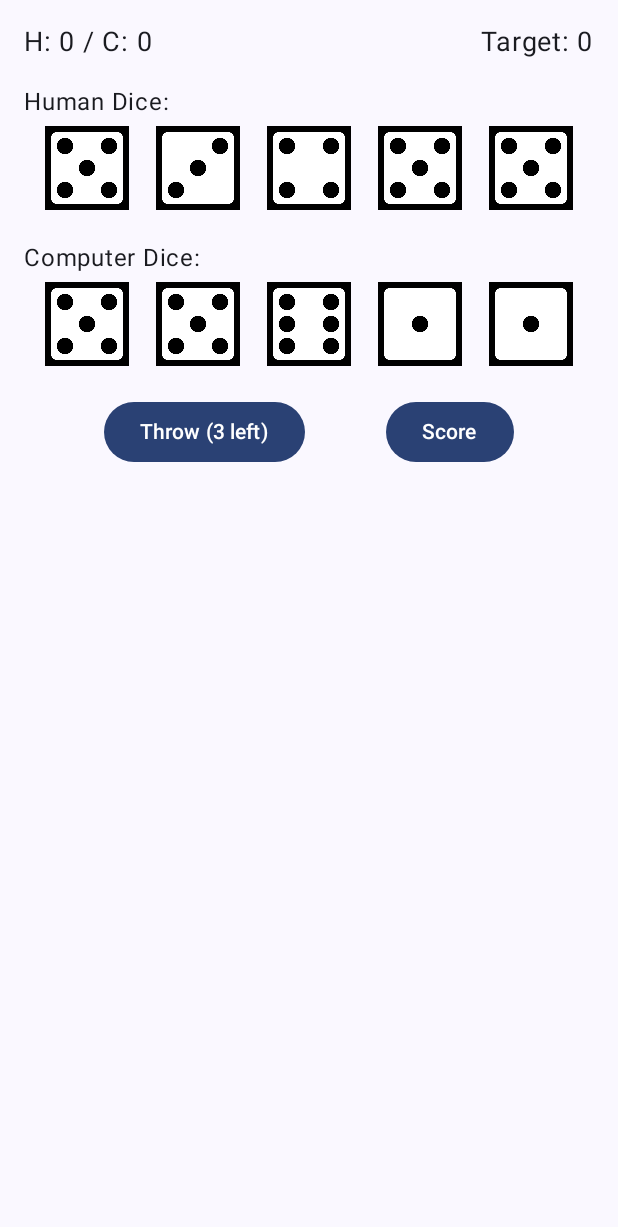
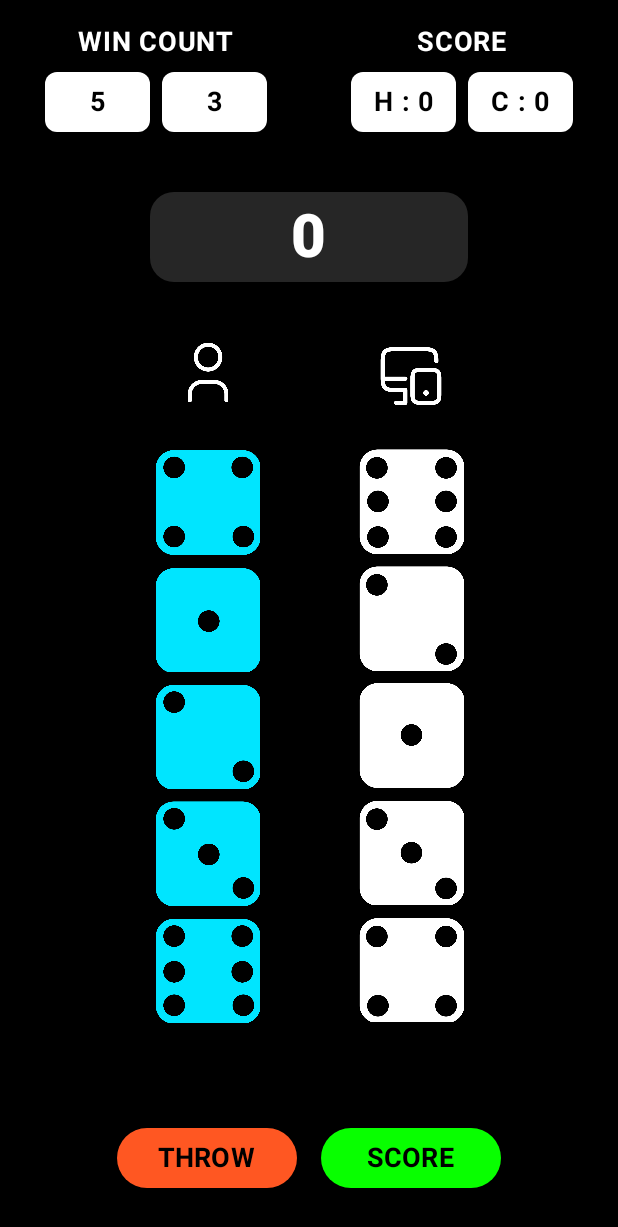
Before and after one commit to CodeWhi5per/Dice-Game-Using-Kotlin, an Android app built with Jetpack Compose: the composable GameScreen called with empty values, on a phone screen of 412 x 824 dp. Shown: the top 1227 px of the screen. Run offline under Robolectric (Android 15) with nearby library versions, the phone set to English and light mode, and no system bars.

Commit message:
upgraded the UI.

```diff
--- a/app/src/main/java/com/example/dice_game_assignment/MainActivity.kt
+++ b/app/src/main/java/com/example/dice_game_assignment/MainActivity.kt
@@ -5,9 +5,9 @@ import androidx.activity.ComponentActivity
 import androidx.activity.compose.setContent
 import androidx.compose.foundation.Image
 import androidx.compose.foundation.background
-import androidx.compose.foundation.clickable
 import androidx.compose.foundation.layout.*
 import androidx.compose.foundation.text.KeyboardOptions
+import androidx.compose.foundation.shape.RoundedCornerShape
 import androidx.compose.material3.*
 import androidx.compose.runtime.*
 import androidx.compose.ui.Alignment
@@ -20,7 +20,6 @@ import androidx.compose.ui.text.style.TextAlign
 import androidx.compose.ui.unit.dp
 import androidx.compose.ui.unit.sp
 import androidx.compose.ui.window.Dialog
-import kotlin.random.Random
 
 class MainActivity : ComponentActivity() {
     override fun onCreate(savedInstanceState: Bundle?) {
@@ -38,9 +37,8 @@ fun DiceGameApp() {
     var showTargetSetScreen by remember { mutableStateOf(false) }
     var targetScore by remember { mutableStateOf(101) }
 
-    if (showGameScreen) {
-        GameScreen(onBack = { showGameScreen = false }, targetScore = targetScore)
-    } else if (showTargetSetScreen) {
+    when {
+        showTargetSetScreen -> {
             TargetSetScreen(
                 onCancel = { showTargetSetScreen = false },
                 onOk = { newTarget ->
@@ -49,7 +47,11 @@ fun DiceGameApp() {
                     showGameScreen = true
                 }
             )
-    } else {
+        }
+        showGameScreen -> {
+            GameScreen(targetScore)
+        }
+        else -> {
             Box(
                 modifier = Modifier
                     .fillMaxSize()
@@ -105,6 +107,7 @@ fun DiceGameApp() {
                             fontSize = 18.sp,
                             fontWeight = FontWeight.Bold
                         )
+                    }
                 }
             }
         }
@@ -165,142 +168,6 @@ fun AboutDialog(onDismiss: () -> Unit) {
         }
     }
 }
-
-@Composable
-fun GameScreen(onBack: () -> Unit, targetScore: Int) {
-    var humanScore by remember { mutableStateOf(0) }
-    var computerScore by remember { mutableStateOf(0) }
-    var humanDice by remember { mutableStateOf(List(5) { Random.nextInt(1, 7) }) }
-    var computerDice by remember { mutableStateOf(List(5) { Random.nextInt(1, 7) }) }
-    var rollsLeft by remember { mutableStateOf(3) }
-    var selectedDice by remember { mutableStateOf<List<Int>>(emptyList()) }
-    var gameOver by remember { mutableStateOf(false) }
-
-    Column(
-        modifier = Modifier
-            .fillMaxSize()
-            .padding(16.dp)
-    ) {
-        Row(
-            modifier = Modifier.fillMaxWidth(),
-            horizontalArrangement = Arrangement.SpaceBetween
-        ) {
-            Text(text = "H: $humanScore / C: $computerScore", fontSize = 18.sp)
-            Text(text = "Target: $targetScore", fontSize = 18.sp)
-        }
-        Spacer(modifier = Modifier.height(16.dp))
-        Text(text = "Human Dice:", fontSize = 16.sp)
-        DiceRow(diceValues = humanDice, selectedDice = selectedDice, onDiceSelected = { index ->
-            selectedDice = if (index in selectedDice) selectedDice - index else selectedDice + index
-        })
-        Spacer(modifier = Modifier.height(16.dp))
-        Text(text = "Computer Dice:", fontSize = 16.sp)
-        DiceRow(diceValues = computerDice, selectedDice = emptyList(), onDiceSelected = {})
-        Spacer(modifier = Modifier.height(16.dp))
-        Row(
-            modifier = Modifier.fillMaxWidth(),
-            horizontalArrangement = Arrangement.SpaceEvenly
-        ) {
-            Button(onClick = {
-                if (rollsLeft > 0) {
-                    humanDice = humanDice.mapIndexed { index, value ->
-                        if (index in selectedDice) value else Random.nextInt(1, 7)
-                    }
-                    computerDice = computerDice.map { Random.nextInt(1, 7) }
-                    rollsLeft--
-                }
-            }, enabled = rollsLeft > 0) {
-                Text("Throw ($rollsLeft left)")
-            }
-            Button(onClick = {
-                humanScore += humanDice.sum()
-                computerScore += computerDice.sum()
-                if (humanScore >= targetScore || computerScore >= targetScore) {
-                    gameOver = true
-                } else {
-                    humanDice = List(5) { Random.nextInt(1, 7) }
-                    computerDice = List(5) { Random.nextInt(1, 7) }
-                    rollsLeft = 3
-                    selectedDice = emptyList()
-                }
-            }) {
-                Text("Score")
-            }
-        }
-        if (gameOver) {
-            val winner = if (humanScore >= targetScore && humanScore > computerScore) "You win!" else "You lose!"
-            val color = if (winner == "You win!") Color.Green else Color.Red
-            Dialog(onDismissRequest = {}) {
-                Surface(
-                    modifier = Modifier.padding(16.dp),
-                    shape = MaterialTheme.shapes.medium
-                ) {
-                    Column(
-                        modifier = Modifier.padding(16.dp),
-                        horizontalAlignment = Alignment.CenterHorizontally
-                    ) {
-                        Text(text = winner, fontSize = 24.sp, color = color)
-                        Spacer(modifier = Modifier.height(16.dp))
-                        Button(onClick = onBack) {
-                            Text("Back to Main Menu")
-                        }
-                    }
-                }
-            }
-        }
-    }
-}
-
-@Composable
-fun DiceRow(diceValues: List<Int>, selectedDice: List<Int>, onDiceSelected: (Int) -> Unit) {
-    Row(
-        modifier = Modifier.fillMaxWidth(),
-        horizontalArrangement = Arrangement.SpaceEvenly
-    ) {
-        diceValues.forEachIndexed { index, value ->
-            DiceImage(
-                value = value,
-                isSelected = index in selectedDice,
-                onClick = { onDiceSelected(index) }
-            )
-        }
-    }
-}
-
-@Composable
-fun DiceImage(value: Int, isSelected: Boolean, onClick: () -> Unit) {
-    val imageRes = when (value) {
-        1 -> R.drawable.dice_1
-        2 -> R.drawable.dice_2
-        3 -> R.drawable.dice_3
-        4 -> R.drawable.dice_4
-        5 -> R.drawable.dice_5
-        6 -> R.drawable.dice_6
-        else -> R.drawable.dice_1
-    }
-    Box(
-        modifier = Modifier
-            .size(64.dp)
-            .padding(4.dp)
-            .clickable { onClick() },
-        contentAlignment = Alignment.Center
-    ) {
-        Image(
-            painter = painterResource(id = imageRes),
-            contentDescription = "Dice $value",
-            modifier = Modifier.size(64.dp)
-        )
-        if (isSelected) {
-            Text(
-                text = "✓",
-                modifier = Modifier.align(Alignment.TopEnd),
-                color = Color.Green,
-                fontSize = 20.sp
-            )
-        }
-    }
-}
-
 
 @Composable
 fun TargetSetScreen(onCancel: () -> Unit, onOk: (Int) -> Unit) {
@@ -387,3 +254,245 @@ fun TargetSetScreen(onCancel: () -> Unit, onOk: (Int) -> Unit) {
         }
     }
 }
+
+@Composable
+fun GameScreen(targetScore: Int) {
+    var leftDiceImages by remember { mutableStateOf((1..6).shuffled().take(5)) }
+    var rightDiceImages by remember { mutableStateOf((7..12).shuffled().take(5)) }
+    var leftDiceSum by remember { mutableStateOf(0) }
+    var rightDiceSum by remember { mutableStateOf(0) }
+
+
+    Column(
+        modifier = Modifier
+            .fillMaxSize()
+            .background(Color.Black),
+        horizontalAlignment = Alignment.CenterHorizontally,
+        verticalArrangement = Arrangement.Top
+    ) {
+        Spacer(modifier = Modifier.height(16.dp))
+        Row(
+            modifier = Modifier
+                .fillMaxWidth()
+                .padding(horizontal = 30.dp),
+            horizontalArrangement = Arrangement.SpaceBetween
+        ) {
+            Column(
+                horizontalAlignment = Alignment.CenterHorizontally
+            ) {
+                Text(
+                    text = "WIN COUNT",
+                    color = Color.White,
+                    fontSize = 18.sp,
+                    fontWeight = FontWeight.Bold
+                )
+                Spacer(modifier = Modifier.height(8.dp))
+                Row(
+                    horizontalArrangement = Arrangement.spacedBy(8.dp)
+                ) {
+                    Box(
+                        modifier = Modifier
+                            .width(70.dp)
+                            .background(Color.White, shape = RoundedCornerShape(8.dp))
+                            .padding(8.dp),
+                        contentAlignment = Alignment.Center
+                    ) {
+                        Text(
+                            text = "5",
+                            color = Color.Black,
+                            fontSize = 18.sp,
+                            fontWeight = FontWeight.Bold
+                        )
+                    }
+                    Box(
+                        modifier = Modifier
+                            .width(70.dp)
+                            .background(Color.White, shape = RoundedCornerShape(8.dp))
+                            .padding(8.dp),
+                        contentAlignment = Alignment.Center
+                    ) {
+                        Text(
+                            text = "3",
+                            color = Color.Black,
+                            fontSize = 18.sp,
+                            fontWeight = FontWeight.Bold
+                        )
+                    }
+                }
+            }
+            Column(
+                horizontalAlignment = Alignment.CenterHorizontally
+            ) {
+                Text(
+                    text = "SCORE",
+                    color = Color.White,
+                    fontSize = 18.sp,
+                    fontWeight = FontWeight.Bold
+                )
+                Spacer(modifier = Modifier.height(8.dp))
+                Row(
+                    horizontalArrangement = Arrangement.spacedBy(8.dp)
+                ) {
+                    Box(
+                        modifier = Modifier
+                            .width(70.dp)
+                            .background(Color.White, shape = RoundedCornerShape(8.dp))
+                            .padding(8.dp),
+                        contentAlignment = Alignment.Center
+                    ) {
+                        Text(
+                            text = "H : $leftDiceSum",
+                            color = Color.Black,
+                            fontSize = 18.sp,
+                            fontWeight = FontWeight.Bold
+                        )
+                    }
+                    Box(
+                        modifier = Modifier
+                            .width(70.dp)
+                            .background(Color.White, shape = RoundedCornerShape(8.dp))
+                            .padding(8.dp),
+                        contentAlignment = Alignment.Center
+                    ) {
+                        Text(
+                            text = "C : $rightDiceSum",
+                            color = Color.Black,
+                            fontSize = 18.sp,
+                            fontWeight = FontWeight.Bold
+                        )
+                    }
+                }
+            }
+        }
+        Spacer(modifier = Modifier.height(40.dp))
+        Box(
+            modifier = Modifier
+                .fillMaxWidth()
+                .padding(horizontal = 100.dp)
+                .background(Color(0xFF262626), shape = RoundedCornerShape(16.dp))
+                .width(20.dp)
+                .height(60.dp),
+            contentAlignment = Alignment.Center
+        ) {
+            Text(
+                text = "$targetScore",
+                color = Color.White,
+                fontSize = 40.sp,
+                fontWeight = FontWeight.Black
+            )
+        }
+        Spacer(modifier = Modifier.height(40.dp))
+        Row(
+            modifier = Modifier
+                .fillMaxWidth()
+                .weight(1f),
+            horizontalArrangement = Arrangement.SpaceEvenly
+        ) {
+            Column(
+                modifier = Modifier
+                    .weight(1f)
+                    .padding(start = 70.dp),
+                verticalArrangement = Arrangement.spacedBy(8.dp, Alignment.CenterVertically),
+                horizontalAlignment = Alignment.CenterHorizontally
+            ) {
+                Image(
+                    painter = painterResource(id = R.drawable.user_icon),
+                    contentDescription = "User",
+                    modifier = Modifier.size(40.dp)
+                )
+                Spacer(modifier = Modifier.height(16.dp))
+                leftDiceImages.forEach { dice ->
+                    Image(
+                        painter = painterResource(id = getDiceResource(dice)),
+                        contentDescription = "Dice $dice",
+                        modifier = Modifier.size(70.dp)
+                    )
+                }
+            }
+            Column(
+                modifier = Modifier
+                    .weight(1f)
+                    .padding(end = 70.dp),
+                verticalArrangement = Arrangement.spacedBy(8.dp, Alignment.CenterVertically),
+                horizontalAlignment = Alignment.CenterHorizontally
+            ) {
+                Image(
+                    painter = painterResource(id = R.drawable.computer_icon),
+                    contentDescription = "Computer",
+                    modifier = Modifier.size(45.dp)
+                )
+                Spacer(modifier = Modifier.height(10.dp))
+                rightDiceImages.forEach { dice ->
+                    Image(
+                        painter = painterResource(id = getDiceResource(dice)),
+                        contentDescription = "Dice $dice",
+                        modifier = Modifier.size(70.dp)
+                    )
+                }
+            }
+        }
+        Spacer(modifier = Modifier.height(16.dp))
+        Row(
+            horizontalArrangement = Arrangement.spacedBy(16.dp),
+            verticalAlignment = Alignment.CenterVertically,
+            modifier = Modifier.padding(bottom = 32.dp)
+        ) {
+            Button(
+                onClick = {
+                    leftDiceImages = (1..6).shuffled().take(5)
+                    rightDiceImages = (7..12).shuffled().take(5)
+                },
+                colors = ButtonDefaults.buttonColors(
+                    containerColor = Color(0xFFFF5722),
+                    contentColor = Color.Black
+                ),
+                modifier = Modifier
+                    .height(40.dp)
+                    .width(120.dp)
+            ) {
+                Text(
+                    text = "THROW",
+                    fontSize = 18.sp,
+                    fontWeight = FontWeight.Bold
+                )
+            }
+            Button(
+                onClick = {
+                    leftDiceSum = leftDiceImages.sum()
+                    rightDiceSum = rightDiceImages.map { (it - 1) % 6 + 1 }.sum()
+                },
+                colors = ButtonDefaults.buttonColors(
+                    containerColor = Color(0xFF08FF00),
+                    contentColor = Color.Black
+                ),
+                modifier = Modifier
+                    .height(40.dp)
+                    .width(120.dp)
+            ) {
+                Text(
+                    text = "SCORE",
+                    fontSize = 18.sp,
+                    fontWeight = FontWeight.Bold
+                )
+            }
+        }
+    }
+}
+
+fun getDiceResource(dice: Int): Int {
+    return when (dice) {
+        1 -> R.drawable.dice_1
+        2 -> R.drawable.dice_2
+        3 -> R.drawable.dice_3
+        4 -> R.drawable.dice_4
+        5 -> R.drawable.dice_5
+        6 -> R.drawable.dice_6
+        7 -> R.drawable.dice_7
+        8 -> R.drawable.dice_8
+        9 -> R.drawable.dice_9
+        10 -> R.drawable.dice_10
+        11 -> R.drawable.dice_11
+        12 -> R.drawable.dice_12
+        else -> R.drawable.dice_1
+    }
+}
```
Also changed, not shown: app/src/main/res/drawable/computer_icon.png (added), app/src/main/res/drawable/dice_1.png, app/src/main/res/drawable/dice_10.png (added), app/src/main/res/drawable/dice_11.png (added), app/src/main/res/drawable/dice_12.png (added), app/src/main/res/drawable/dice_2.png, app/src/main/res/drawable/dice_3.png, app/src/main/res/drawable/dice_4.png, app/src/main/res/drawable/dice_5.png, app/src/main/res/drawable/dice_6.png, app/src/main/res/drawable/dice_7.png (added), app/src/main/res/drawable/dice_8.png (added), app/src/main/res/drawable/dice_9.png (added), app/src/main/res/drawable/user_icon.png (added). Lines whose indentation alone changed are shown as unchanged.
